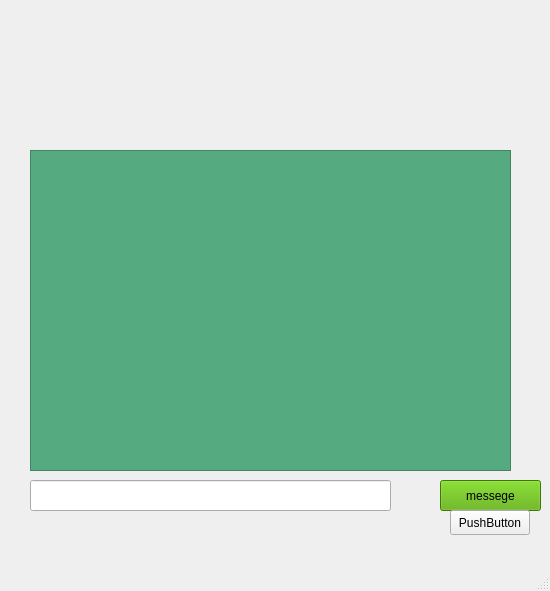
Above: entername2/server.ui from Parsa20231401/FAZE1.0 before the change. Below: the same form after it.
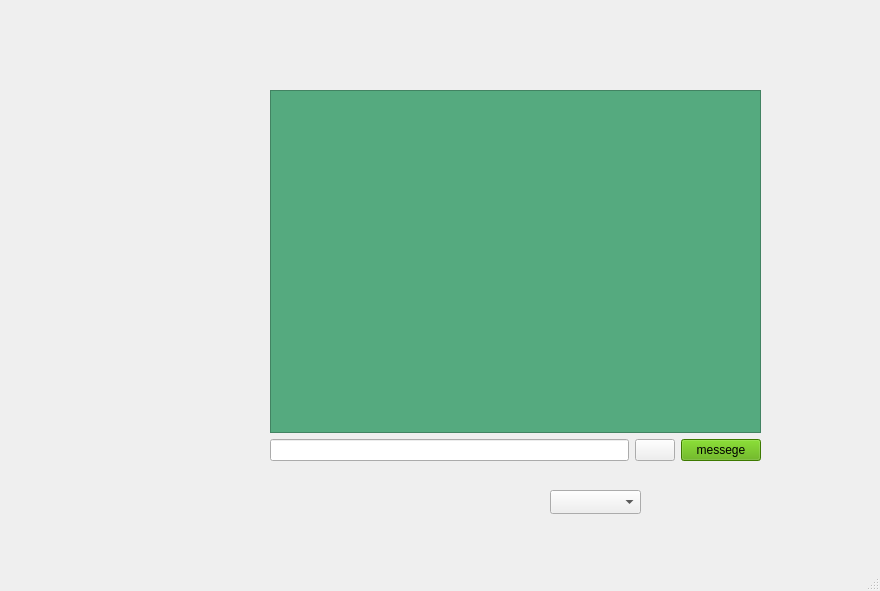
That is the form after the change. Icons and pictures are not drawn.

Patch:
```diff
--- a/entername2/server.ui
+++ b/entername2/server.ui
@@ -6,7 +6,7 @@
    <rect>
     <x>0</x>
     <y>0</y>
-    <width>550</width>
+    <width>880</width>
     <height>591</height>
    </rect>
   </property>
@@ -17,68 +17,62 @@
    <string notr="true"/>
   </property>
   <widget class="QWidget" name="centralwidget">
-   <widget class="QPushButton" name="pushButton">
+   <widget class="QWidget" name="verticalLayoutWidget">
     <property name="geometry">
      <rect>
-      <x>440</x>
-      <y>480</y>
-      <width>101</width>
-      <height>31</height>
+      <x>270</x>
+      <y>90</y>
+      <width>491</width>
+      <height>371</height>
      </rect>
     </property>
-    <property name="styleSheet">
-     <string notr="true">background-color: rgb(85, 170, 0);</string>
-    </property>
-    <property name="text">
-     <string>messege</string>
-    </property>
-   </widget>
-   <widget class="QLineEdit" name="lineEdit">
-    <property name="geometry">
-     <rect>
-      <x>30</x>
-      <y>480</y>
-      <width>361</width>
-      <height>31</height>
-     </rect>
-    </property>
+    <layout class="QVBoxLayout" name="verticalLayout">
+     <item>
+      <widget class="QListWidget" name="listWidget">
+       <property name="styleSheet">
+        <string notr="true">background-color: rgb(85, 170, 127);</string>
+       </property>
+      </widget>
+     </item>
+     <item>
+      <layout class="QHBoxLayout" name="horizontalLayout">
+       <item>
+        <widget class="QLineEdit" name="lineEdit"/>
+       </item>
+       <item>
+        <widget class="QPushButton" name="pushButton_sendAttachment">
+         <property name="styleSheet">
+          <string notr="true">image: url(:/new/prefix1/attachment.png);</string>
+         </property>
+         <property name="text">
+          <string/>
+         </property>
+        </widget>
+       </item>
+       <item>
+        <widget class="QPushButton" name="pushButton">
+         <property name="styleSheet">
+          <string notr="true">background-color: rgb(85, 170, 0);</string>
+         </property>
+         <property name="text">
+          <string>messege</string>
+         </property>
+        </widget>
+       </item>
+      </layout>
+     </item>
+    </layout>
    </widget>
    <widget class="QComboBox" name="comboBox_receiver">
     <property name="geometry">
      <rect>
-      <x>190</x>
-      <y>330</y>
-      <width>181</width>
-      <height>31</height>
+      <x>550</x>
+      <y>490</y>
+      <width>91</width>
+      <height>24</height>
      </rect>
     </property>
    </widget>
-   <widget class="QListWidget" name="listWidget">
-    <property name="geometry">
-     <rect>
-      <x>30</x>
-      <y>150</y>
-      <width>481</width>
-      <height>321</height>
-     </rect>
-    </property>
-    <property name="styleSheet">
-     <string notr="true">background-color: rgb(85, 170, 127);</string>
-    </property>
-   </widget>
-   <widget class="QPushButton" name="pushButton_sendAttachment">
-    <property name="geometry">
-     <rect>
-      <x>450</x>
-      <y>510</y>
-      <width>80</width>
-      <height>25</height>
-     </rect>
-    </property>
-    <property name="text">
-     <string>PushButton</string>
-    </property>
-   </widget>
   </widget>
   <widget class="QMenuBar" name="menubar">
    <property name="geometry">
```
Left out of the diff: 2 changed lines with no effect on the pictures.
